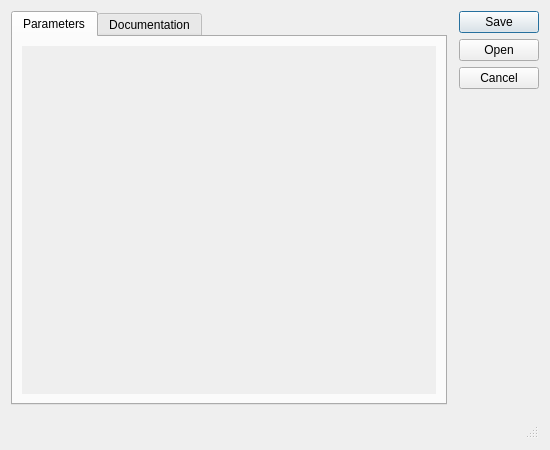
Qt form python/plugins/processingmanager/dialog.ui (CzendaZdenda/qgis) before a commit.
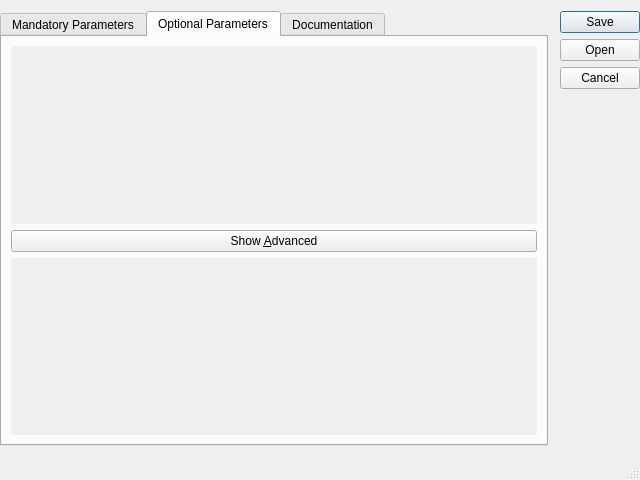
The same form after that commit.

Commit message: Advanced parameter tab in dialog.

Patch:
```diff
--- a/python/plugins/processingmanager/dialog.ui
+++ b/python/plugins/processingmanager/dialog.ui
@@ -6,26 +6,35 @@
    <rect>
     <x>0</x>
     <y>0</y>
-    <width>550</width>
-    <height>450</height>
+    <width>640</width>
+    <height>480</height>
    </rect>
   </property>
   <property name="windowTitle">
    <string>Run Processing module </string>
   </property>
   <layout class="QGridLayout" name="gridLayout">
+   <property name="leftMargin">
+    <number>0</number>
+   </property>
+   <property name="rightMargin">
+    <number>0</number>
+   </property>
+   <property name="bottomMargin">
+    <number>0</number>
+   </property>
    <item row="0" column="0">
     <widget class="QTabWidget" name="tabWidget">
      <property name="currentIndex">
-      <number>0</number>
+      <number>1</number>
      </property>
      <widget class="QWidget" name="parametersTab">
       <attribute name="title">
-       <string>Parameters</string>
+       <string>Mandatory Parameters</string>
       </attribute>
-      <layout class="QHBoxLayout" name="parametersLayout">
+      <layout class="QVBoxLayout" name="verticalLayout_2">
        <item>
-        <widget class="QScrollArea" name="scrollArea">
+        <widget class="QScrollArea" name="mandatoryScroll">
          <property name="frameShape">
           <enum>QFrame::NoFrame</enum>
          </property>
@@ -40,8 +49,8 @@
            <rect>
             <x>0</x>
             <y>0</y>
-            <width>421</width>
-            <height>357</height>
+            <width>100</width>
+            <height>30</height>
            </rect>
           </property>
           <property name="sizePolicy">
@@ -50,7 +59,88 @@
             <verstretch>0</verstretch>
            </sizepolicy>
           </property>
-          <layout class="QFormLayout" name="form"/>
+          <layout class="QFormLayout" name="mandatoryForm"/>
+         </widget>
+        </widget>
+       </item>
+      </layout>
+     </widget>
+     <widget class="QWidget" name="optionalTab">
+      <attribute name="title">
+       <string>Optional Parameters</string>
+      </attribute>
+      <layout class="QVBoxLayout" name="verticalLayout">
+       <item>
+        <widget class="QScrollArea" name="optionalScroll">
+         <property name="frameShape">
+          <enum>QFrame::NoFrame</enum>
+         </property>
+         <property name="horizontalScrollBarPolicy">
+          <enum>Qt::ScrollBarAlwaysOff</enum>
+         </property>
+         <property name="widgetResizable">
+          <bool>true</bool>
+         </property>
+         <widget class="QWidget" name="optionalWidget">
+          <property name="geometry">
+           <rect>
+            <x>0</x>
+            <y>0</y>
+            <width>521</width>
+            <height>174</height>
+           </rect>
+          </property>
+          <property name="sizePolicy">
+           <sizepolicy hsizetype="Preferred" vsizetype="Expanding">
+            <horstretch>0</horstretch>
+            <verstretch>0</verstretch>
+           </sizepolicy>
+          </property>
+          <layout class="QFormLayout" name="mandatoryForm_2">
+           <property name="fieldGrowthPolicy">
+            <enum>QFormLayout::AllNonFixedFieldsGrow</enum>
+           </property>
+          </layout>
+         </widget>
+        </widget>
+       </item>
+       <item>
+        <widget class="QPushButton" name="advancedButton">
+         <property name="text">
+          <string>Show &amp;Advanced</string>
+         </property>
+         <property name="checkable">
+          <bool>true</bool>
+         </property>
+        </widget>
+       </item>
+       <item>
+        <widget class="QScrollArea" name="advancedScroll">
+         <property name="frameShape">
+          <enum>QFrame::NoFrame</enum>
+         </property>
+         <property name="horizontalScrollBarPolicy">
+          <enum>Qt::ScrollBarAlwaysOff</enum>
+         </property>
+         <property name="widgetResizable">
+          <bool>true</bool>
+         </property>
+         <widget class="QWidget" name="advancedWidget">
+          <property name="geometry">
+           <rect>
+            <x>0</x>
+            <y>0</y>
+            <width>521</width>
+            <height>173</height>
+           </rect>
+          </property>
+          <property name="sizePolicy">
+           <sizepolicy hsizetype="Preferred" vsizetype="Expanding">
+            <horstretch>0</horstretch>
+            <verstretch>0</verstretch>
+           </sizepolicy>
+          </property>
+          <layout class="QFormLayout" name="advancedForm"/>
          </widget>
         </widget>
        </item>
```
Left out of the diff: 28 changed lines with no effect on the pictures. The commit also changes 2 other files.
